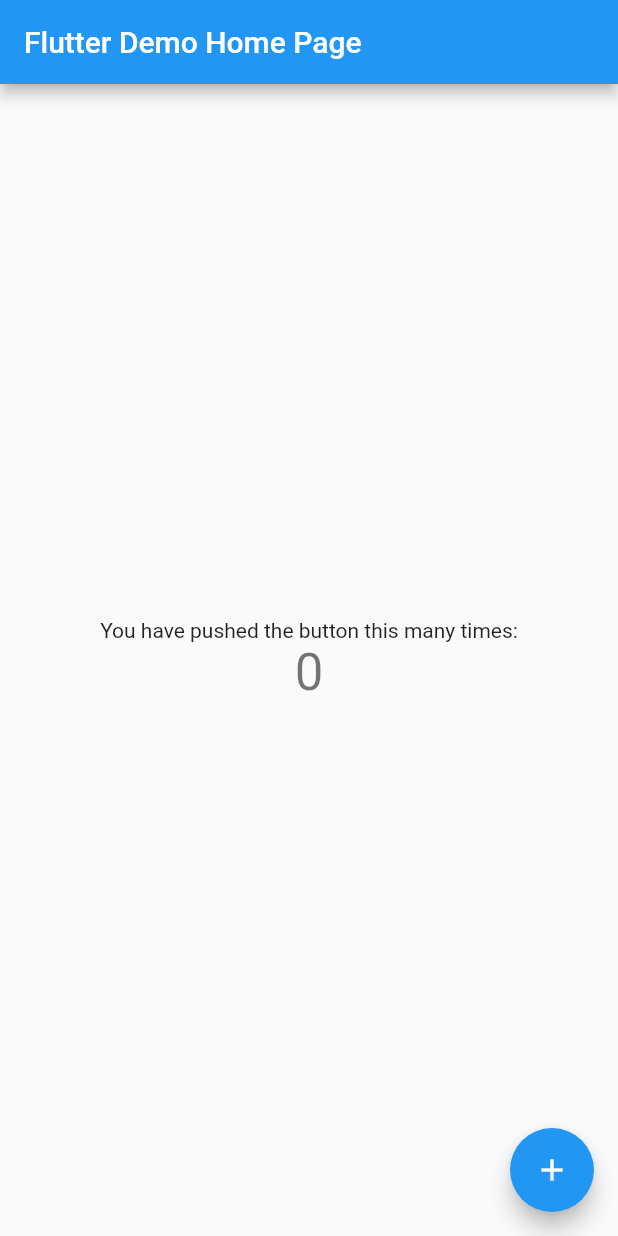
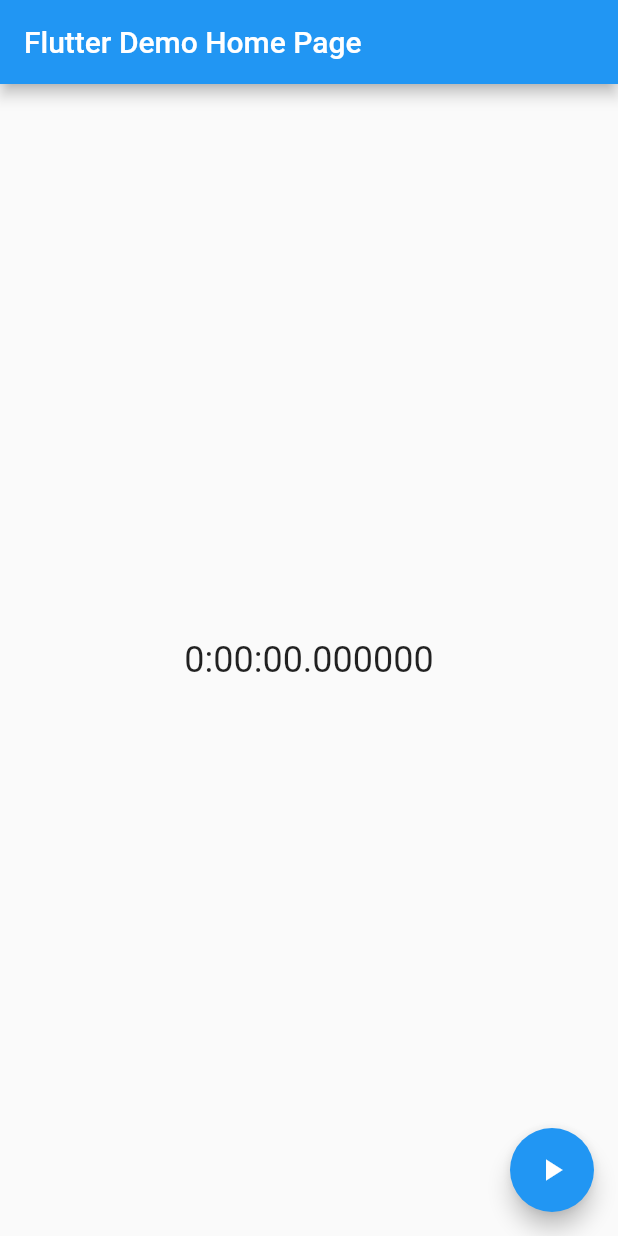
Before and after one commit to MikhailKoslowski/jump-stopwatch, a Flutter app: the screen it shows after launch, on a phone screen of 412 x 824 dp. Run offline on Flutter 3.47's test engine with Material 2 defaults, Android fonts, the phone set to English and light mode, and no system bars.

```diff
--- a/lib/main.dart
+++ b/lib/main.dart
@@ -1,3 +1,4 @@
+import 'dart:async';
 import 'package:flutter/material.dart';
 
 void main() {
@@ -28,7 +29,7 @@ class MyApp extends StatelessWidget {
 }
 
 class MyHomePage extends StatefulWidget {
-  MyHomePage({Key key, this.title}) : super(key: key);
+  MyHomePage({Key? key, this.title = ''}) : super(key: key);
 
   // This widget is the home page of your application. It is stateful, meaning
   // that it has a State object (defined below) that contains fields that affect
@@ -47,6 +48,8 @@ class MyHomePage extends StatefulWidget {
 
 class _MyHomePageState extends State<MyHomePage> {
   int _counter = 0;
+  final stopWatch = Stopwatch();
+  Timer? refreshTimer;
 
   void _incrementCounter() {
     setState(() {
@@ -93,20 +96,39 @@ class _MyHomePageState extends State<MyHomePage> {
           // horizontal).
           mainAxisAlignment: MainAxisAlignment.center,
           children: <Widget>[
-            Text(
+            /*Text(
               'You have pushed the button this many times:',
             ),
             Text(
               '$_counter',
-              style: Theme.of(context).textTheme.headline4,
+              //style: Theme.of(context).textTheme.headline4,
+            ),*/
+            Text(
+              '${stopWatch.elapsed}',
+              style: Theme.of(context).textTheme.headline5,
             ),
           ],
         ),
       ),
+
       floatingActionButton: FloatingActionButton(
-        onPressed: _incrementCounter,
+        onPressed: () {
+          setState(() {
+            if (stopWatch.isRunning) {
+              stopWatch.stop();
+              refreshTimer = null;
+            } else {
+              stopWatch.reset();
+              stopWatch.start();
+              refreshTimer =
+                  Timer.periodic(Duration(milliseconds: 50), (timer) {
+                setState(() {});
+              });
+            }
+          });
+        },
         tooltip: 'Increment',
-        child: Icon(Icons.add),
+        child: Icon(stopWatch.isRunning?Icons.pause:Icons.play_arrow),
       ), // This trailing comma makes auto-formatting nicer for build methods.
     );
   }
--- a/pubspec.yaml
+++ b/pubspec.yaml
@@ -18,7 +18,7 @@ publish_to: 'none' # Remove this line if you wish to publish to pub.dev
 version: 1.0.0+1
 
 environment:
-  sdk: ">=2.7.0 <3.0.0"
+  sdk: ">=2.12.0 <3.0.0"
 
 dependencies:
   flutter:
```
Also changed, not shown: pubspec.lock.
